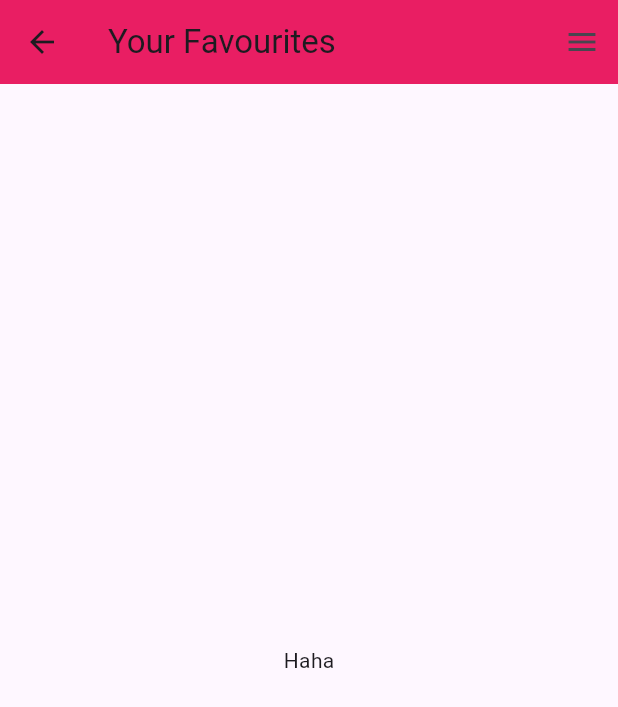
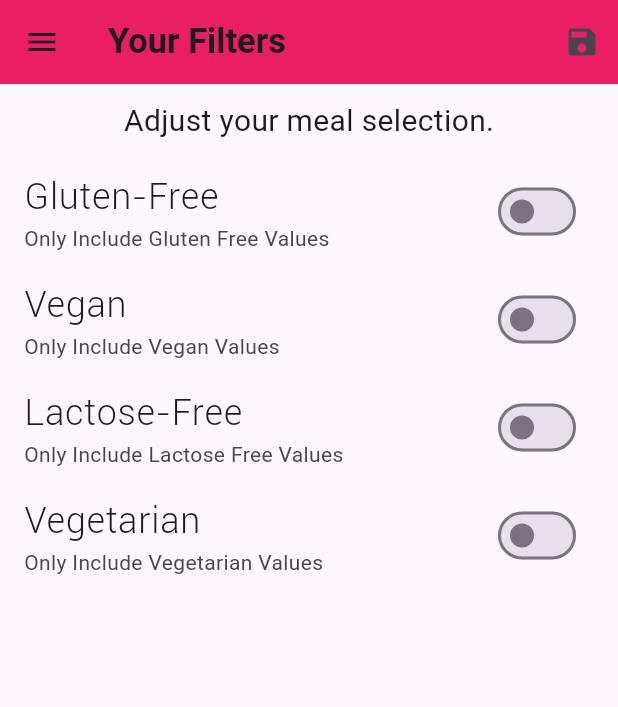
Before and after one commit to Pratyush-who/Hungroo-The-Food-App, a Flutter app: the FiltersScreen screen opened by its route, on a phone screen of 412 x 824 dp. Shown: the top 707 px of the screen. Run offline on Flutter 3.47's test engine with Material 3 defaults, Android fonts, the phone set to English and light mode, and no system bars; our stand-ins replace google_fonts.

Commit message:
Finallllyyyyyyyyy.... This app was so hell.... its 4 am and i am wishing to sleep since 2 eyes are paining since an hour 😭😭😭😭😭😭😭😭

```diff
--- a/lib/main.dart
+++ b/lib/main.dart
@@ -1,17 +1,74 @@
 import 'package:flutter/material.dart';
+import 'package:hungroo/data/dummy_data.dart';
 import 'package:hungroo/screens/category_meals_screen.dart';
 import 'package:hungroo/screens/meal_detail_screen.dart';
 import 'package:hungroo/screens/tabs_screen.dart';
 import 'screens/categories_screen.dart';
 import 'screens/filters_screen.dart';
+import 'models/meal.dart';
 
 void main() {
   runApp(MainApp());
 }
 
-class MainApp extends StatelessWidget {
+class MainApp extends StatefulWidget {
   const MainApp({super.key});
 
+  @override
+  State<MainApp> createState() => _MainAppState();
+}
+
+class _MainAppState extends State<MainApp> {
+  Map<String, bool> filters = {
+    'gluten': false,
+    'vegan': false,
+    'vegetarian': false,
+    'lactose': false,
+  };
+  List<Meal> availableMeals = DUMMY_MEALS;
+  List<Meal> favouritedMeals = [];
+
+  void setFilters(Map<String, bool> filterData) {
+    setState(() {
+      filters = filterData;
+
+      availableMeals = DUMMY_MEALS.where((meal) {
+        if (filters['gluten'] == true && !(meal.isGlutenFree)) {
+          return false;
+        }
+        if (filters['lactose'] == true && !(meal.isLactoseFree)) {
+          return false;
+        }
+        if (filters['vegan'] == true && !(meal.isVegan)) {
+          return false;
+        }
+        if (filters['vegetarian'] == true && !(meal.isVegetarian)) {
+          return false;
+        }
+        return true;
+      }).toList();
+    });
+  }
+
+  void toggleFav(String MealId) {
+    final existingIndex =
+        favouritedMeals.indexWhere((meal) => meal.id == MealId);
+    if (existingIndex >= 0) {
+      setState(() {
+        favouritedMeals.removeAt(existingIndex);
+      });
+    } else {
+      setState(() {
+        favouritedMeals.add(
+          DUMMY_MEALS.firstWhere((meal) => meal.id == MealId),
+        );
+      });
+    }
+  }
+
+  bool isMealFavourite(String id) {
+    return favouritedMeals.any((meal) => meal.id == id);
+  }
 
   @override
   Widget build(BuildContext context) {
@@ -34,10 +91,12 @@ class MainApp extends StatelessWidget {
             ),
       ),
       routes: {
-        '/':(ctx)=>TabsScreen(),
-        CategoryMealsScreen.routeName: (ctx) => CategoryMealsScreen(),
-        MealDetailScreen.routeName: (ctx) => MealDetailScreen(),
-        FiltersScreen.routeName: (ctx) => FiltersScreen(),
+        '/': (ctx) => TabsScreen(favouritedMeals),
+        CategoryMealsScreen.routeName: (ctx) =>
+            CategoryMealsScreen(availableMeals),
+        MealDetailScreen.routeName: (ctx) =>
+            MealDetailScreen(toggleFav, isMealFavourite),
+        FiltersScreen.routeName: (ctx) => FiltersScreen(filters, setFilters),
       },
       // onGenerateRoute: (settings) {
       //   print(settings.name.arguments);
--- a/lib/screens/category_meals_screen.dart
+++ b/lib/screens/category_meals_screen.dart
@@ -5,6 +5,10 @@ import '../models/meal.dart';
 
 class CategoryMealsScreen extends StatefulWidget {
   static const routeName = '/category-meals';
+
+  final List<Meal> availableMeals;
+
+  CategoryMealsScreen(this.availableMeals);
 
   @override
   State<CategoryMealsScreen> createState() => _CategoryMealsScreenState();
@@ -23,7 +27,7 @@ class _CategoryMealsScreenState extends State<CategoryMealsScreen> {
           ModalRoute.of(context)?.settings.arguments as Map<String, String>?;
       categoryTitle = routeArgs?['title'] ?? 'Default Title';
       final categoryId = routeArgs?['id'] ?? 'Default ID';
-      displayedMeals = DUMMY_MEALS.where((Meal) {
+      displayedMeals = widget.availableMeals.where((Meal) {
         return Meal.categories.contains(categoryId);
       }).toList();
       loadedInitData = true;
@@ -58,7 +62,6 @@ class _CategoryMealsScreenState extends State<CategoryMealsScreen> {
             duration: displayedMeals[index].duration,
             complexity: displayedMeals[index].complexity,
             affordability: displayedMeals[index].affordability,
-            removeElement: removeElement,
           );
         },
         itemCount: displayedMeals.length,
--- a/lib/screens/filters_screen.dart
+++ b/lib/screens/filters_screen.dart
@@ -1,18 +1,113 @@
 import 'package:flutter/material.dart';
 import 'package:hungroo/widgets/main_drawer.dart';
 
-class FiltersScreen extends StatelessWidget {
-  const FiltersScreen({super.key});
+class FiltersScreen extends StatefulWidget {
   static const routeName = '/filters';
+
+  final Function saveFilters;
+  final Map<String, bool> currentFilters;
+
+  FiltersScreen(this.currentFilters, this.saveFilters);
+  @override
+  State<FiltersScreen> createState() => _FiltersScreenState();
+}
+
+class _FiltersScreenState extends State<FiltersScreen> {
+  var lactoseFree = false;
+  var vegetarian = false;
+  var vegan = false;
+  var glutenFree = false;
+
+  @override
+  initState() {
+    glutenFree = widget.currentFilters['gluten']!;
+    lactoseFree = widget.currentFilters['lactose']!;
+    vegan = widget.currentFilters['vegan']!;
+    vegetarian = widget.currentFilters['vegetarian']!;
+    super.initState();
+  }
+
+  Widget switchWalaWidget(
+    String title,
+    String Descrip,
+    bool currValue,
+    void Function(bool) updateValue,
+  ) {
+    return SwitchListTile(
+      title: Text(title),
+      value: currValue,
+      subtitle: Text(Descrip),
+      onChanged: updateValue,
+    );
+  }
 
   @override
   Widget build(BuildContext context) {
     return Scaffold(
       appBar: AppBar(
-        title: Text('Your Favourites'),
+        title: Text(
+          'Your Filters',
+          style: TextStyle(fontSize: 23, fontWeight: FontWeight.w600),
+        ),
+        actions: [
+          IconButton(
+              onPressed: () {
+                final selectedFilters = {
+                  'gluten': glutenFree,
+                  'vegan': vegan,
+                  'vegetarian': vegetarian,
+                  'lactose': lactoseFree,
+                };
+                widget.saveFilters(selectedFilters);
+              },
+              icon: Icon(Icons.save))
+        ],
       ),
-      endDrawer: MainDrawer(),
-      body:Center(child: Text('Haha'),) ,
+      drawer: MainDrawer(),
+      body: Column(
+        children: [
+          Container(
+            padding: EdgeInsets.all(10),
+            child: Text(
+              'Adjust your meal selection.',
+              style: TextStyle(
+                fontSize: 20,
+              ),
+            ),
+          ),
+          Expanded(
+              child: ListView(
+            children: [
+              switchWalaWidget(
+                  'Gluten-Free', 'Only Include Gluten Free Values', glutenFree,
+                  (newValue) {
+                setState(() {
+                  glutenFree = newValue;
+                });
+              }),
+              switchWalaWidget('Vegan', 'Only Include Vegan Values', vegan,
+                  (newValue) {
+                setState(() {
+                  vegan = newValue;
+                });
+              }),
+              switchWalaWidget('Lactose-Free',
+                  'Only Include Lactose Free Values', lactoseFree, (newValue) {
+                setState(() {
+                  lactoseFree = newValue;
+                });
+              }),
+              switchWalaWidget(
+                  'Vegetarian', 'Only Include Vegetarian Values', vegetarian,
+                  (newValue) {
+                setState(() {
+                  vegetarian = newValue;
+                });
+              }),
+            ],
+          ))
+        ],
+      ),
     );
   }
 }
--- a/lib/widgets/meal_item.dart
+++ b/lib/widgets/meal_item.dart
@@ -10,7 +10,6 @@ class MealItem extends StatelessWidget {
   final int duration;
   final Complexity complexity;
   final Affordability affordability;
-  final Function removeElement;
 
   String get complexityText {
     switch (complexity) {
@@ -51,7 +50,6 @@ class MealItem extends StatelessWidget {
     required this.duration,
     required this.complexity,
     required this.affordability,
-    required this.removeElement,
   });
 
   void selectMeal(BuildContext context) {
@@ -60,7 +58,7 @@ class MealItem extends StatelessWidget {
         .then((result) => {
               if (result != null)
                 {
-                  removeElement(result),
+                  // removeElement(result),
                 }
             });
   }
```
Also changed, not shown: lib/screens/favourites_screen.dart (+24 -4 lines), lib/screens/meal_detail_screen.dart (+7 -3 lines), lib/screens/tabs_screen.dart (+14 -10 lines).
